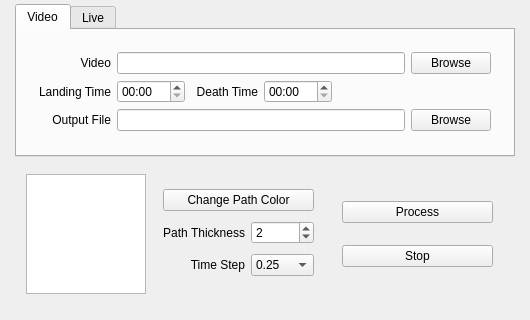
Before: the Qt Designer form pubgis/pubgis_gui.ui in andrewzwicky/PUBGIS, drawn with Qt 5; both pictures show x 0 to 530 and y 545 to 865 of the 530 by 865 pixel window.
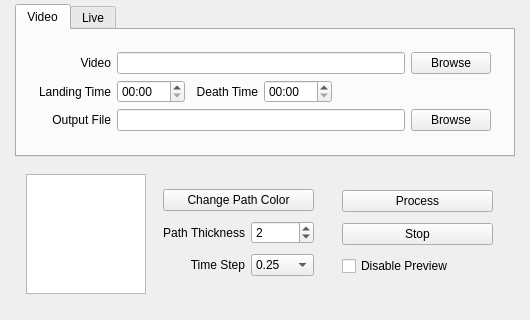
After: the same form once the commit is applied.

Commit message: Adding disable preview checkbox

```diff
--- a/pubgis/pubgis_gui.ui
+++ b/pubgis/pubgis_gui.ui
@@ -394,6 +394,13 @@
             </property>
            </widget>
           </item>
+          <item>
+           <widget class="QCheckBox" name="disable_preview_checkbox">
+            <property name="text">
+             <string>Disable Preview</string>
+            </property>
+           </widget>
+          </item>
          </layout>
         </widget>
        </item>
```
The commit also changes 2 other files.
